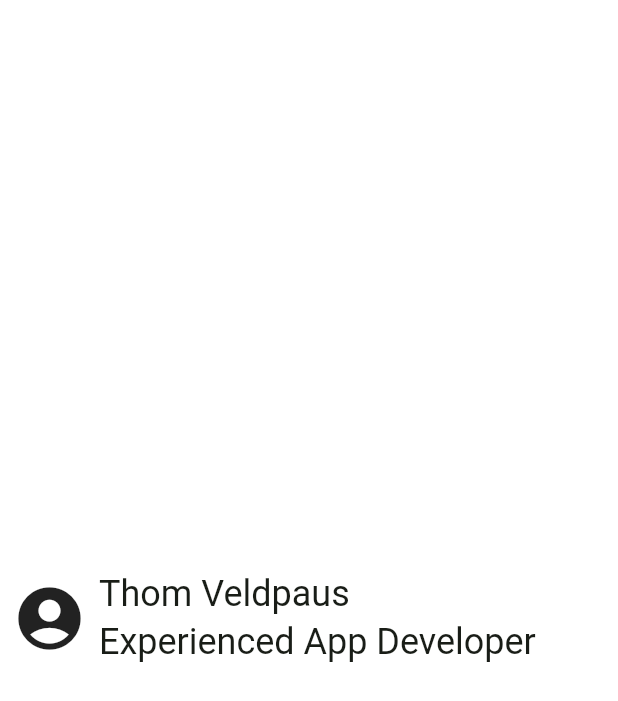
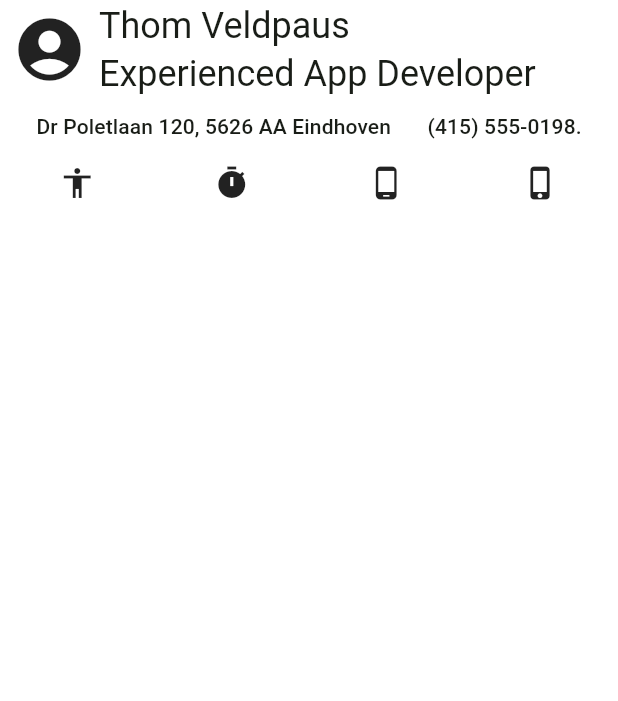
Before and after one commit to ThomPoppins/Flutter-Business-Card, a Flutter app: the screen it shows after launch, on a phone screen of 412 x 824 dp. Shown: the top 701 px of the screen. Run offline on Flutter 3.47's test engine with Material 2 defaults, Android fonts, the phone set to English and light mode, and no system bars.

Commit message:
Finished business card

```diff
--- a/lib/main.dart
+++ b/lib/main.dart
@@ -41,7 +41,11 @@ class MyWidget extends StatelessWidget {
 
   @override
   Widget build(BuildContext context) {
-    return Row(
+    return Column(
+      mainAxisSize: MainAxisSize.min,
+      crossAxisAlignment: CrossAxisAlignment.stretch,
+      children: [
+        Row(
           children: [
             const Padding(
               padding: EdgeInsets.all(8.0),
@@ -61,6 +65,33 @@ class MyWidget extends StatelessWidget {
                   )
                 ]),
           ],
+        ),
+        const SizedBox(
+          height: 8,
+        ),
+        Row(
+          mainAxisAlignment: MainAxisAlignment.spaceEvenly,
+          children: [
+            Text(
+              "Dr Poletlaan 120, 5626 AA Eindhoven",
+              style: Theme.of(context).textTheme.labelLarge,
+            ),
+            Text(
+              "(415) 555-0198.",
+              style: Theme.of(context).textTheme.labelLarge,
+            ),
+          ],
+        ),
+        const SizedBox(
+          height: 16,
+        ),
+        const Row(mainAxisAlignment: MainAxisAlignment.spaceAround, children: [
+          Icon(Icons.accessibility),
+          Icon(Icons.timer),
+          Icon(Icons.phone_android),
+          Icon(Icons.phone_iphone),
+        ]),
+      ],
     );
   }
 }
```
Lines whose indentation alone changed are shown as unchanged.
